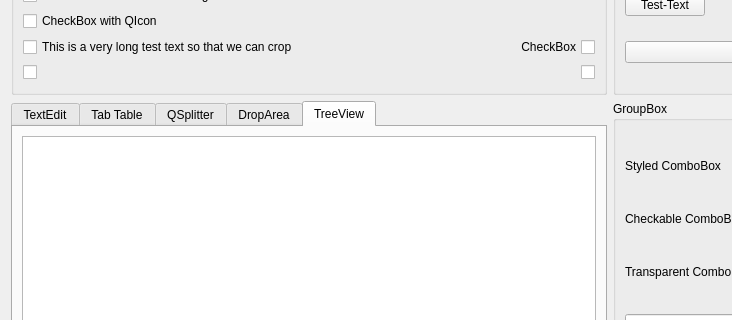
First picture: the form in qute_style/ui/test_window.ui, repository TUV-SUD-Product-Service-GmbH/QuteStyle, before the edit; both pictures show x 0 to 732 and y 185 to 505 of the 1219 by 886 pixel window.
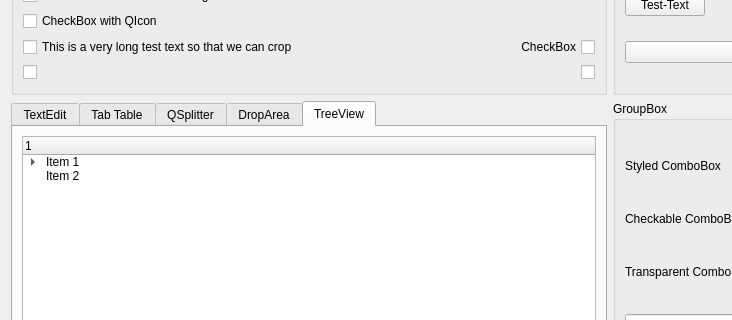
Second picture: the form after the edit. Custom widgets are drawn as their Qt base class.

The edit to the form file:
```diff
--- a/qute_style/ui/test_window.ui
+++ b/qute_style/ui/test_window.ui
@@ -604,7 +604,37 @@
       </attribute>
       <layout class="QHBoxLayout" name="horizontalLayout_7">
        <item>
-        <widget class="CustomTreeView" name="treeView"/>
+        <layout class="QVBoxLayout" name="verticalLayout_7">
+         <item>
+          <widget class="QTreeWidget" name="treeWidget">
+           <column>
+            <property name="text">
+             <string>1</string>
+            </property>
+           </column>
+           <item>
+            <property name="text">
+             <string>Item 1</string>
+            </property>
+            <item>
+             <property name="text">
+              <string>Subitem</string>
+             </property>
+             <item>
+              <property name="text">
+               <string>SubSub</string>
+              </property>
+             </item>
+            </item>
+           </item>
+           <item>
+            <property name="text">
+             <string>Item 2</string>
+            </property>
+           </item>
+          </widget>
+         </item>
+        </layout>
        </item>
       </layout>
      </widget>
@@ -633,11 +663,6 @@
    <extends>QComboBox</extends>
    <header>examples.sample_classes</header>
   </customwidget>
-  <customwidget>
-   <class>CustomTreeView</class>
-   <extends>QTreeView</extends>
-   <header location="global">qute_style.widgets.custom_tree_view</header>
-  </customwidget>
  </customwidgets>
  <resources/>
  <connections/>
```
